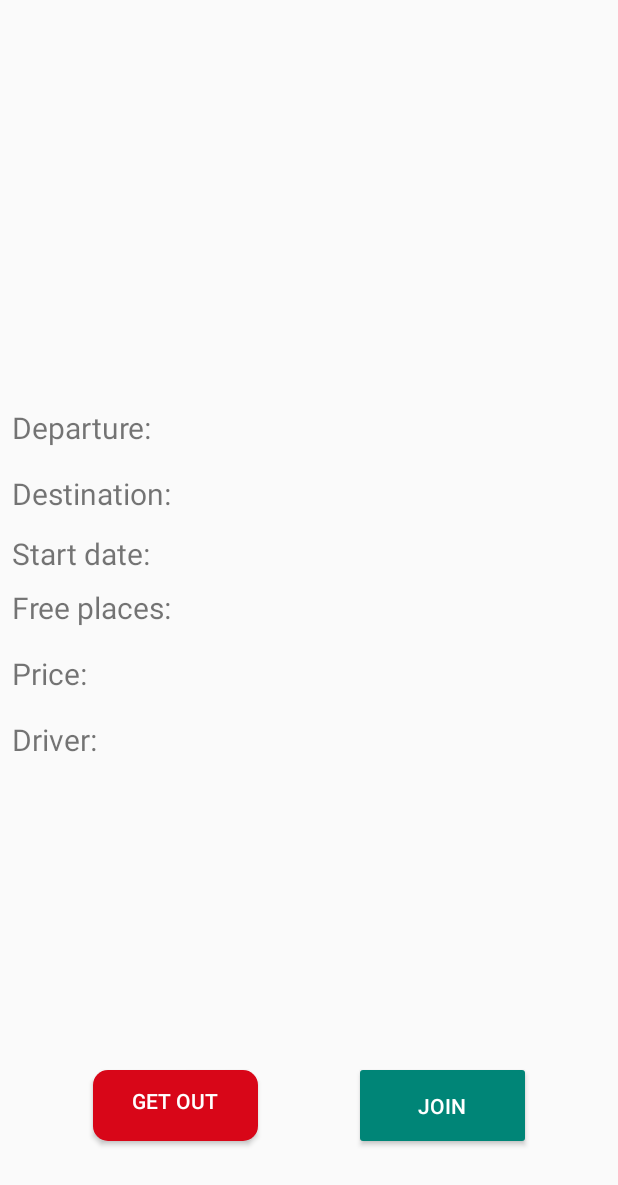
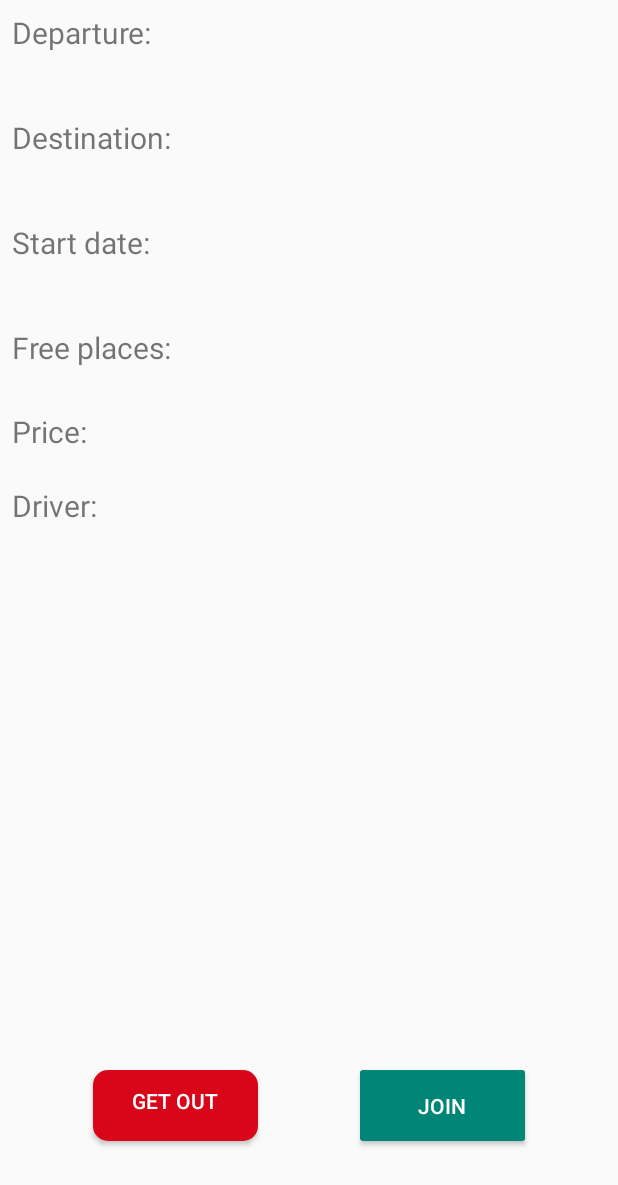
Before and after one commit to lo0ken/trip-fellows-client, an Android app: the fragment TripViewFragment shown on its own in the app's theme, on a phone screen of 412 x 824 dp. Shown: the top 1185 px of the screen. Run offline under Robolectric (Android 15) with nearby library versions, the phone set to English and light mode, and no system bars; our stand-ins replace Firebase (no records; nobody signed in at launch, a user with empty details on screens opened directly).

```diff
--- a/authorization/src/main/java/com/tripfellows/authorization/fragment/CreateTripFragment.kt
+++ b/authorization/src/main/java/com/tripfellows/authorization/fragment/CreateTripFragment.kt
@@ -141,7 +141,7 @@ class CreateTripFragment : Fragment() {
 
     private fun createButtonPressed(view: View) {
         val places = view.findViewById<EditText>(R.id.places).text.toString()
-        var startTimeString = view.findViewById<EditText>(R.id.start_time).text.toString()
+        val startTimeString = view.findViewById<TextView>(R.id.start_time).text.toString()
         val price = view.findViewById<EditText>(R.id.price).text.toString()
         val comment = view.findViewById<EditText>(R.id.comment).text.toString()
 
--- a/authorization/src/main/res/layout/create_trip_fragment.xml
+++ b/authorization/src/main/res/layout/create_trip_fragment.xml
@@ -64,7 +64,7 @@
             android:hint="@string/hint_places"
             android:inputType="numberDecimal" />
 
-        <EditText
+        <TextView
             android:id="@+id/start_time"
             style="@style/TextViewSmallStyle"
             android:autofillHints=""
--- a/authorization/src/main/res/layout/registration_fragment.xml
+++ b/authorization/src/main/res/layout/registration_fragment.xml
@@ -19,6 +19,7 @@
         <EditText
             android:id="@+id/sign_up_email"
             style="@style/AuthTextViewStyle"
+            android:layout_width="350dp"
             android:layout_marginStart="@dimen/margin_start"
             android:layout_marginTop="@dimen/margin_top"
             android:layout_marginBottom="@dimen/margin_bottom"
@@ -30,6 +31,7 @@
         <EditText
             android:id="@+id/sign_up_password"
             style="@style/AuthTextViewStyle"
+            android:layout_width="350dp"
             android:layout_marginStart="@dimen/margin_start"
             android:layout_marginBottom="@dimen/margin_bottom"
             android:autofillHints=""
@@ -39,6 +41,7 @@
 
         <EditText
             android:id="@+id/sign_up_name"
+            android:layout_width="350dp"
             style="@style/AuthTextViewStyle"
             android:layout_marginStart="@dimen/margin_start"
             android:layout_marginBottom="@dimen/margin_bottom"
@@ -49,6 +52,7 @@
 
         <EditText
             android:id="@+id/sign_up_phone"
+            android:layout_width="350dp"
             style="@style/AuthTextViewStyle"
             android:layout_marginStart="@dimen/margin_start"
             android:layout_marginBottom="@dimen/margin_bottom"
--- a/authorization/src/main/res/layout/trip_view_fragment.xml
+++ b/authorization/src/main/res/layout/trip_view_fragment.xml
@@ -12,16 +12,15 @@
     <LinearLayout
         android:id="@+id/linearLayout2"
         android:layout_width="match_parent"
-        android:layout_height="wrap_content"
-        android:layout_marginBottom="492dp"
-        app:layout_constraintBottom_toBottomOf="parent"
+        android:layout_height="70dp"
         app:layout_constraintEnd_toEndOf="parent"
         app:layout_constraintHorizontal_bias="0.0"
-        app:layout_constraintStart_toStartOf="parent">
+        app:layout_constraintStart_toStartOf="parent"
+        app:layout_constraintTop_toTopOf="parent">
 
         <TextView
             android:id="@+id/tripDepartureKey"
-            android:layout_width="111dp"
+            android:layout_width="wrap_content"
             android:layout_height="wrap_content"
             android:text="@string/tripDepartureKey"
             android:textSize="20sp"
@@ -30,8 +29,8 @@
 
         <TextView
             android:id="@+id/tripDepartureVal"
-            android:layout_width="wrap_content"
-            android:layout_height="wrap_content"
+            android:layout_width="285dp"
+            android:layout_height="match_parent"
             android:textSize="20sp"
             app:layout_constraintStart_toStartOf="parent"
             app:layout_constraintTop_toTopOf="parent"
@@ -42,12 +41,11 @@
     <LinearLayout
         android:id="@+id/linearLayout"
         android:layout_width="match_parent"
-        android:layout_height="wrap_content"
-        android:layout_marginBottom="448dp"
-        app:layout_constraintBottom_toBottomOf="parent"
+        android:layout_height="70dp"
         app:layout_constraintEnd_toEndOf="parent"
         app:layout_constraintHorizontal_bias="0.0"
-        app:layout_constraintStart_toStartOf="parent">
+        app:layout_constraintStart_toStartOf="parent"
+        app:layout_constraintTop_toBottomOf="@+id/linearLayout2">
 
         <TextView
             android:id="@+id/tripDestinationKey"
@@ -60,8 +58,8 @@
 
         <TextView
             android:id="@+id/tripDestinationVal"
-            android:layout_width="wrap_content"
-            android:layout_height="wrap_content"
+            android:layout_width="282dp"
+            android:layout_height="50dp"
             android:textSize="20sp"
             app:layout_constraintStart_toStartOf="parent"
             app:layout_constraintTop_toTopOf="parent"
@@ -71,12 +69,11 @@
     <LinearLayout
         android:id="@+id/linearLayout3"
         android:layout_width="match_parent"
-        android:layout_height="wrap_content"
-        android:layout_marginBottom="408dp"
-        app:layout_constraintBottom_toBottomOf="parent"
+        android:layout_height="70dp"
         app:layout_constraintEnd_toEndOf="parent"
         app:layout_constraintHorizontal_bias="0.0"
-        app:layout_constraintStart_toStartOf="parent">
+        app:layout_constraintStart_toStartOf="parent"
+        app:layout_constraintTop_toBottomOf="@+id/linearLayout">
 
         <TextView
             android:id="@+id/tripStartTimeKey"
@@ -89,7 +86,7 @@
 
         <TextView
             android:id="@+id/tripStartTimeVal"
-            android:layout_width="wrap_content"
+            android:layout_width="281dp"
             android:layout_height="wrap_content"
             android:textSize="20sp"
             app:layout_constraintStart_toStartOf="parent"
@@ -99,13 +96,12 @@
 
     <LinearLayout
         android:id="@+id/linearLayout4"
-        android:layout_width="match_parent"
-        android:layout_height="wrap_content"
-        android:layout_marginBottom="372dp"
-        app:layout_constraintBottom_toBottomOf="parent"
+        android:layout_width="397dp"
+        android:layout_height="56dp"
         app:layout_constraintEnd_toEndOf="parent"
         app:layout_constraintHorizontal_bias="0.0"
-        app:layout_constraintStart_toStartOf="parent">
+        app:layout_constraintStart_toStartOf="parent"
+        app:layout_constraintTop_toBottomOf="@+id/linearLayout3">
 
         <TextView
             android:id="@+id/tripPlacesKey"
@@ -118,7 +114,7 @@
 
         <TextView
             android:id="@+id/tripPlacesVal"
-            android:layout_width="wrap_content"
+            android:layout_width="66dp"
             android:layout_height="wrap_content"
             android:textSize="20sp"
             app:layout_constraintStart_toStartOf="parent"
@@ -128,13 +124,12 @@
 
     <LinearLayout
         android:id="@+id/linearLayout5"
-        android:layout_width="match_parent"
-        android:layout_height="wrap_content"
-        android:layout_marginBottom="328dp"
-        app:layout_constraintBottom_toBottomOf="parent"
+        android:layout_width="395dp"
+        android:layout_height="49dp"
         app:layout_constraintEnd_toEndOf="parent"
         app:layout_constraintHorizontal_bias="0.0"
-        app:layout_constraintStart_toStartOf="parent">
+        app:layout_constraintStart_toStartOf="parent"
+        app:layout_constraintTop_toBottomOf="@+id/linearLayout4">
 
         <TextView
             android:id="@+id/tripPriceKey"
@@ -157,13 +152,12 @@
 
     <LinearLayout
         android:id="@+id/linearLayout6"
-        android:layout_width="match_parent"
-        android:layout_height="wrap_content"
-        android:layout_marginBottom="284dp"
-        app:layout_constraintBottom_toBottomOf="parent"
+        android:layout_width="393dp"
+        android:layout_height="40dp"
         app:layout_constraintEnd_toEndOf="parent"
         app:layout_constraintHorizontal_bias="0.0"
-        app:layout_constraintStart_toStartOf="parent">
+        app:layout_constraintStart_toStartOf="parent"
+        app:layout_constraintTop_toBottomOf="@+id/linearLayout5">
 
         <TextView
             android:id="@+id/tripDriverKey"
@@ -186,12 +180,13 @@
 
     <ListView
         android:id="@+id/tripPassengersList"
-        android:layout_width="377dp"
-        android:layout_height="118dp"
+        android:layout_width="393dp"
+        android:layout_height="142dp"
         android:maxHeight="50dp"
         app:layout_constraintBottom_toTopOf="@+id/join_btn"
         app:layout_constraintStart_toStartOf="parent"
         app:layout_constraintTop_toBottomOf="@+id/linearLayout6"
+        app:layout_constraintVertical_bias="0.618"
         tools:listheader="asdasd">
 
     </ListView>
```
